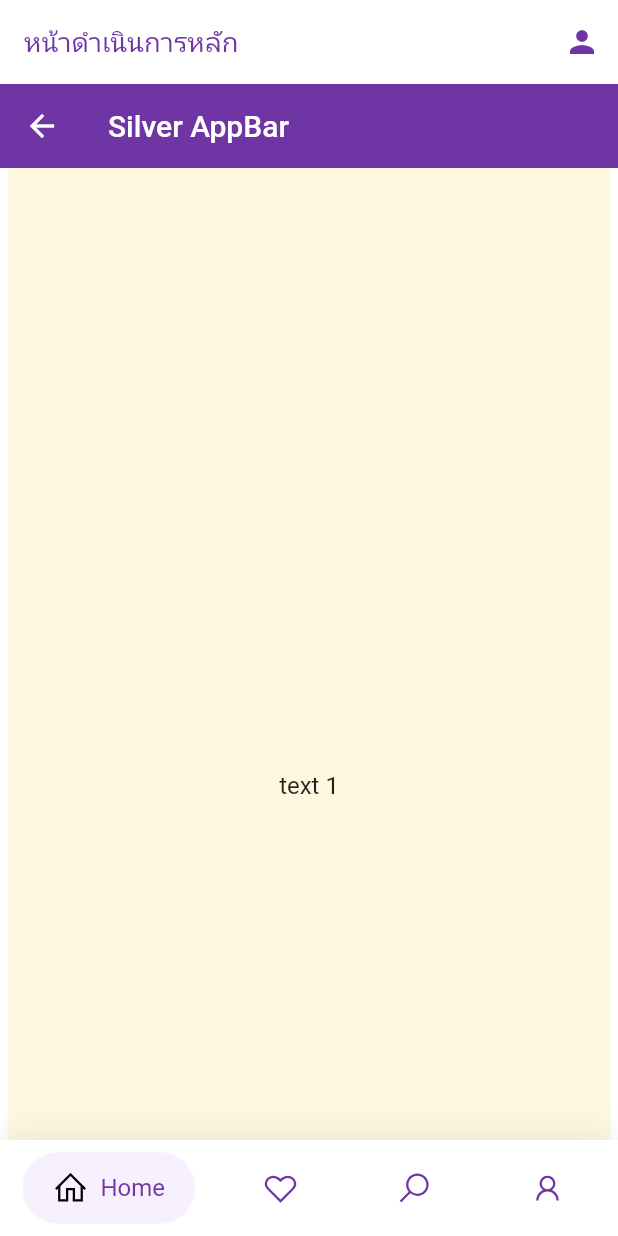
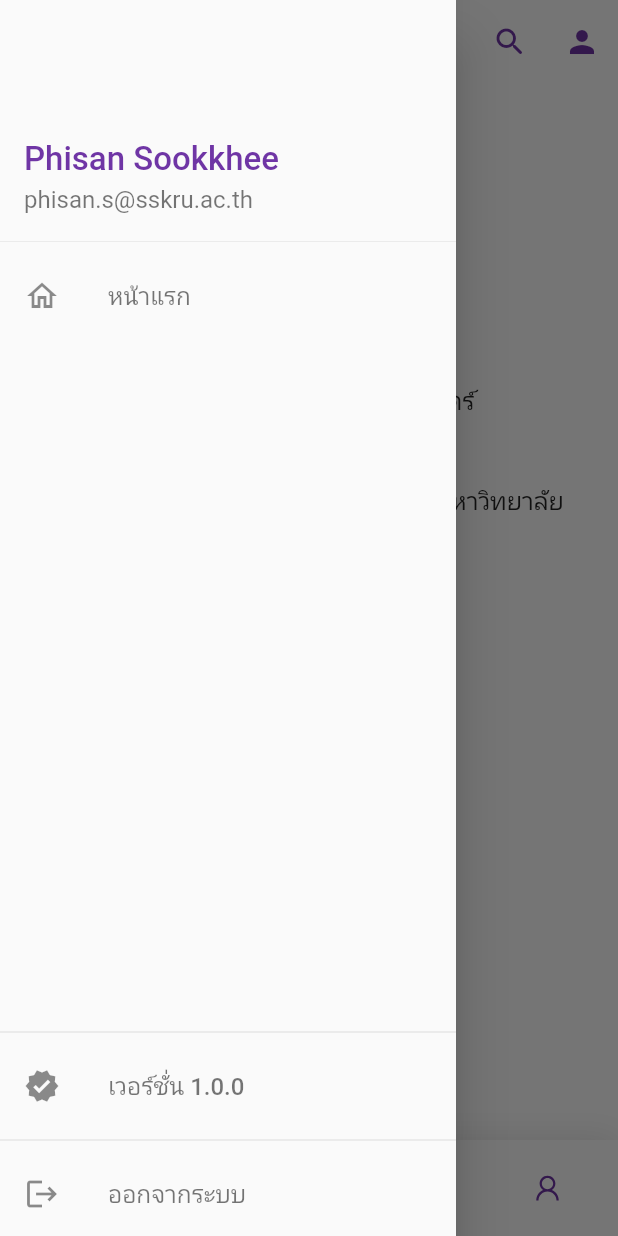
Before and after one commit to numvarn/flutter_base_project, a Flutter app: the OperationScreen screen opened directly, with the side drawer open (before the commit the screen has no drawer), on a phone screen of 412 x 824 dp. Run offline on Flutter 3.47's test engine with Material 2 defaults, Android fonts, the phone set to English and light mode, and no system bars; drawn by our look-alikes of cached_network_image, carousel_slider, google_nav_bar; our stand-ins replace flutter_datetime_picker, flutter_svg, google_fonts, line_icons, mask_text_input_formatter, sliver_tools; missing offline and left inert: smart_select; network calls fail; Roboto replaces fonts that are missing (Kanit).

Commit message:
setup cache image network container

```diff
--- /dev/null
+++ b/lib/components/drawer_nav.dart
@@ -0,0 +1,81 @@
+import 'package:base_project/constants.dart';
+import 'package:flutter/material.dart';
+
+class DrawerNavigator extends StatefulWidget {
+  @override
+  _DrawerNavigatorState createState() => _DrawerNavigatorState();
+}
+
+class _DrawerNavigatorState extends State<DrawerNavigator> {
+  @override
+  void initState() {
+    super.initState();
+  }
+
+  @override
+  Widget build(BuildContext context) {
+    TextTheme textTheme = Theme.of(context).textTheme;
+
+    return Drawer(
+      child: Container(
+        child: Column(
+          mainAxisAlignment: MainAxisAlignment.spaceBetween,
+          children: <Widget>[
+            Container(
+              child: Column(
+                mainAxisAlignment: MainAxisAlignment.spaceBetween,
+                children: [
+                  UserAccountsDrawerHeader(
+                    decoration: BoxDecoration(
+                      color: Colors.grey[50],
+                    ),
+                    accountName: Text(
+                      "Phisan Sookkhee",
+                      style: contentBulletStyle,
+                    ),
+                    accountEmail: Text(
+                      "phisan.s@sskru.ac.th",
+                      style: TextStyle(fontSize: textTheme.subtitle1.fontSize, color: kTextSecondaryColor),
+                    ),
+                  ),
+                  ListTile(
+                    leading: Icon(Icons.home_outlined),
+                    title: Text(
+                      'หน้าแรก',
+                      style: TextStyle(fontSize: textTheme.subtitle1.fontSize, color: kTextSecondaryColor),
+                    ),
+                    onTap: () {},
+                  ),
+                ],
+              ),
+            ),
+            Container(
+              padding: EdgeInsets.only(bottom: MediaQuery.of(context).padding.bottom),
+              child: Column(
+                children: [
+                  Divider(),
+                  ListTile(
+                    leading: Icon(Icons.verified),
+                    title: Text(
+                      'เวอร์ชั่น 1.0.0',
+                      style: TextStyle(fontSize: textTheme.subtitle1.fontSize, color: kTextSecondaryColor),
+                    ),
+                  ),
+                  Divider(),
+                  ListTile(
+                    leading: Icon(Icons.logout),
+                    title: Text(
+                      'ออกจากระบบ',
+                      style: TextStyle(fontSize: textTheme.subtitle1.fontSize, color: kTextSecondaryColor),
+                    ),
+                    onTap: () {},
+                  ),
+                ],
+              ),
+            ),
+          ],
+        ),
+      ),
+    );
+  }
+}
--- /dev/null
+++ b/lib/components/img_cached_container.dart
@@ -0,0 +1,68 @@
+import 'package:base_project/constants.dart';
+import 'package:cached_network_image/cached_network_image.dart';
+import 'package:flutter/material.dart';
+
+class CachedImageContainer extends StatelessWidget {
+  final String imgUrl;
+  final int height;
+  final int width;
+
+  const CachedImageContainer({
+    Key key,
+    @required this.imgUrl,
+    this.height = 100,
+    this.width,
+  }) : super(key: key);
+
+  @override
+  Widget build(BuildContext context) {
+    return CachedNetworkImage(
+      filterQuality: FilterQuality.low,
+      fadeOutCurve: Curves.fastOutSlowIn,
+      cacheKey: imgUrl,
+      imageUrl: imgUrl,
+      imageBuilder: (context, imageProvider) {
+        return Container(
+          height: this.height.toDouble(),
+          width: this.width != null ? this.width.toDouble() : this.height.toDouble(),
+          decoration: BoxDecoration(
+            borderRadius: BorderRadius.horizontal(
+              left: Radius.circular(18.0),
+            ),
+            image: DecorationImage(
+              image: imageProvider,
+              fit: BoxFit.cover,
+            ),
+          ),
+        );
+      },
+      placeholder: (context, _) => SizedBox(
+        height: 100,
+        width: 100,
+        child: Row(
+          mainAxisAlignment: MainAxisAlignment.center,
+          children: [
+            Container(
+              width: 20,
+              height: 20,
+              child: CircularProgressIndicator(
+                strokeWidth: 2,
+                backgroundColor: kPrimaryColor,
+                valueColor: AlwaysStoppedAnimation<Color>(Colors.white),
+              ),
+            ),
+          ],
+        ),
+      ),
+      errorWidget: (_, __, ___) => SizedBox(
+        height: 100,
+        width: 100,
+        child: Center(
+            child: Icon(
+          Icons.error_outline_rounded,
+          color: Colors.grey[500],
+        )),
+      ),
+    );
+  }
+}
--- a/lib/constants.dart
+++ b/lib/constants.dart
@@ -6,22 +6,41 @@ const kPrimaryColor = Color(0xFF6F35A5);
 const kPrimaryLightColor = Color(0xFFF1E6FF);
 const kSecoundaryColor = Color(0xFF6F35A5);
 
+// Colors Text.
 const kTextPrimaryColor = Color(0xFF6F35A5);
+const kTextSecondaryColor = Colors.black54;
 
 // * AppBar Text Style
-TextStyle appBarStyle = GoogleFonts.kanit(
+final TextStyle appBarStyle = GoogleFonts.kanit(
   fontSize: 18,
   color: kTextPrimaryColor,
 );
 
 // * Bottom Bar Text Style
-TextStyle bottomTextStyle = TextStyle(
+final TextStyle bottomTextStyle = TextStyle(
   color: kPrimaryColor,
   fontSize: 16,
 );
 
+// * Content Bullet
+final TextStyle contentBulletStyle = GoogleFonts.kanit(
+  fontSize: 22,
+  color: kTextPrimaryColor,
+);
+
+// * Content Sub Bullet
+final TextStyle contentSubBulletStyle = GoogleFonts.kanit(
+  fontSize: 18,
+  color: kTextPrimaryColor,
+);
+
+// * Content Sub Bullet
+final TextStyle contentTextStyle = GoogleFonts.kanit(
+  fontSize: 16,
+);
+
 // * Setup TextTheme of this application
-TextTheme baseFont = GoogleFonts.kanitTextTheme();
+final TextTheme baseFont = GoogleFonts.kanitTextTheme();
 
 // * TextButton Style
 final ButtonStyle outlineButtonStyle = OutlinedButton.styleFrom(
--- a/lib/screens/operations/components/body_operations.dart
+++ b/lib/screens/operations/components/body_operations.dart
@@ -1,4 +1,5 @@
 import 'package:base_project/models/bottom_nav_model.dart';
+import 'package:base_project/screens/profile/profile.dart';
 import 'package:carousel_slider/carousel_slider.dart';
 import 'package:flutter/material.dart';
 import 'package:provider/provider.dart';
@@ -11,6 +12,18 @@ class BodyOperations extends StatefulWidget {
 
 class _BodyOperationsState extends State<BodyOperations> {
   Size size;
+  List<Widget> screenList;
+
+  @override
+  void initState() {
+    super.initState();
+    screenList = [
+      ProfileScreen(),
+      ProfileScreen(),
+      ProfileScreen(),
+      ProfileScreen(),
+    ];
+  }
 
   @override
   Widget build(BuildContext context) {
@@ -19,9 +32,6 @@ class _BodyOperationsState extends State<BodyOperations> {
       child: CustomScrollView(
         physics: NeverScrollableScrollPhysics(),
         slivers: [
-          SliverAppBar(
-            title: Text("Silver AppBar"),
-          ),
           SliverAnimatedSwitcher(
             duration: Duration(microseconds: 300),
             child: SliverToBoxAdapter(
@@ -40,27 +50,12 @@ class _BodyOperationsState extends State<BodyOperations> {
                         bottomNavModel.setIndexBySlider(index);
                       },
                     ),
-                    items: [1, 2, 3, 4].map((i) {
-                      return Builder(
-                        builder: (BuildContext context) {
-                          return Container(
-                              width: MediaQuery.of(context).size.width,
-                              margin: EdgeInsets.symmetric(horizontal: 5.0),
-                              decoration: BoxDecoration(color: Colors.amber[50]),
-                              child: Center(
-                                child: Text(
-                                  'text $i',
-                                  style: TextStyle(fontSize: 16.0),
-                                ),
-                              ));
-                        },
-                      );
-                    }).toList(),
+                    items: screenList,
                   );
                 },
               ),
             ),
-          )
+          ),
         ],
       ),
     );
--- a/lib/screens/operations/operations_screen.dart
+++ b/lib/screens/operations/operations_screen.dart
@@ -1,3 +1,4 @@
+import 'package:base_project/components/drawer_nav.dart';
 import 'package:base_project/constants.dart';
 import 'package:base_project/screens/operations/components/body_operations.dart';
 import 'package:base_project/screens/operations/components/bottom_nav_bar.dart';
@@ -10,25 +11,28 @@ class OperationScreen extends StatelessWidget {
       // * for transparent appbar
       extendBodyBehindAppBar: false,
       appBar: AppBar(
-        title: Text(
-          "หน้าดำเนินการหลัก",
-          style: appBarStyle,
-        ),
         // * for transparent appbar
         elevation: 0,
         backgroundColor: Colors.transparent,
-        automaticallyImplyLeading: false,
+        automaticallyImplyLeading: true,
+        iconTheme: IconThemeData(color: kPrimaryColor),
         actions: [
           IconButton(
             icon: Icon(
-              Icons.person,
-              color: kPrimaryColor,
+              Icons.search_rounded,
             ),
             onPressed: () {},
-          )
+          ),
+          IconButton(
+            icon: Icon(
+              Icons.person,
+            ),
+            onPressed: () {},
+          ),
         ],
       ),
       body: BodyOperations(),
+      drawer: DrawerNavigator(),
       bottomNavigationBar: BottomNavBar(),
     );
   }
--- /dev/null
+++ b/lib/screens/profile/profile.dart
@@ -0,0 +1,201 @@
+import 'package:base_project/components/img_cached_container.dart';
+import 'package:base_project/constants.dart';
+import 'package:flutter/material.dart';
+
+class ProfileScreen extends StatelessWidget {
+  ProfileScreen({Key key}) : super(key: key);
+
+  final double sizeBox = 14.0;
+
+  @override
+  Widget build(BuildContext context) {
+    final Size size = MediaQuery.of(context).size;
+    return SingleChildScrollView(
+      child: Column(
+        children: <Widget>[
+          Container(
+            // height: MediaQuery.of(context).size.height + 30,
+            padding: EdgeInsets.all(20),
+            child: Column(
+              children: <Widget>[
+                Align(
+                  alignment: Alignment.centerLeft,
+                  child: Center(
+                    child: Text(
+                      "นายพิศาล สุขขี",
+                      style: contentBulletStyle,
+                    ),
+                  ),
+                ),
+                SizedBox(height: sizeBox),
+                ClipRRect(
+                  borderRadius: BorderRadius.circular(200.0),
+                  child: CachedImageContainer(
+                    imgUrl: 'https://numvarn.github.io/resume/images/phisan.jpg',
+                    height: 160,
+                  ),
+                ),
+                SizedBox(height: sizeBox),
+                Align(
+                  alignment: Alignment.center,
+                  child: new Text(
+                    'สาขาวิชาวิทยาการคอมพิวเตอร์\nคณะศิลปศาสตร์และวิทยาศาสตร์',
+                    style: contentTextStyle,
+                  ),
+                ),
+                SizedBox(height: sizeBox),
+                Align(
+                  alignment: Alignment.centerLeft,
+                  child: Text(
+                    "ประวัติการศึกษา",
+                    style: contentSubBulletStyle,
+                  ),
+                ),
+                ListTile(
+                  leading: Icon(Icons.arrow_forward),
+                  title: Align(
+                    child: new Text(
+                      'วท.ม. (วิทยาการคอมพิวเตอร์) มหาวิทยาลัยศิลปากร',
+                    ),
+                    alignment: Alignment(-1.8, 0),
+                  ),
+                ),
+                ListTile(
+                  leading: Icon(Icons.arrow_forward),
+                  title: Align(
+                    child: new Text(
+                      'วท.บ. (วิทยาการคอมพิวเตอร์) มหาวิทยาลัยศิลปากร',
+                    ),
+                    alignment: Alignment(-1.8, 0),
+                  ),
+                ),
+                SizedBox(height: sizeBox),
+                Align(
+                  alignment: Alignment.centerLeft,
+                  child: Text(
+                    "สำหรับติดต่อ",
+                    style: contentSubBulletStyle,
+                  ),
+                ),
+                ListTile(
+                  leading: Icon(Icons.phone_android),
+                  title: Align(
+                    child: new Text(
+                      '084-298-2456',
+                    ),
+                    alignment: Alignment(-1, 0),
+                  ),
+                ),
+                ListTile(
+                  leading: Icon(Icons.person),
+                  title: Align(
+                    child: new Text(
+                      'www.facebook.com/numvarn',
+                    ),
+                    alignment: Alignment(-1, 0),
+                  ),
+                ),
+                ListTile(
+                  leading: Icon(Icons.web),
+                  title: Align(
+                    child: new Text(
+                      'www.comsci-sskru.com',
+                    ),
+                    alignment: Alignment(-1, 0),
+                  ),
+                ),
+                ListTile(
+                  leading: Icon(Icons.email_outlined),
+                  title: Align(
+                    child: new Text(
+                      'phisan.s@sskru.ac.th',
+                    ),
+                    alignment: Alignment(-1, 0),
+                  ),
+                ),
+                SizedBox(height: sizeBox),
+                Align(
+                  alignment: Alignment.centerLeft,
+                  child: Text(
+                    "ประวัติการทำงาน",
+                    style: contentSubBulletStyle,
+                  ),
+                ),
+                ListTile(
+                  leading: Icon(Icons.arrow_forward),
+                  title: Align(
+                    child: new Text(
+                      'อาจารประจำสาขาวิชาวิทยาการคอมพิวเตอร์,\n\nคณะศิลปศาสตร์และวิทยาศาสตร์,\n\nมหาวิทยาลัยราชภัฏศรีสะเกษ',
+                    ),
+                    alignment: Alignment(-1.8, 0),
+                  ),
+                ),
+                SizedBox(height: sizeBox),
+                Align(
+                  alignment: Alignment.centerLeft,
+                  child: Text(
+                    "ความสามารถพิเศษ",
+                    style: contentSubBulletStyle,
+                  ),
+                ),
+                SizedBox(height: sizeBox),
+                ListTile(
+                  leading: Icon(Icons.developer_board),
+                  title: Align(
+                    child: new Text(
+                      'เชี่ยวชาญการเขียนโปรแกรมด้วย Python',
+                    ),
+                    alignment: Alignment(-1, 0),
+                  ),
+                ),
+                SizedBox(height: sizeBox),
+                ListTile(
+                  leading: Icon(Icons.developer_board),
+                  title: Align(
+                    child: new Text(
+                      'เชี่ยวชาญการการพัฒนาเว็บแอพพลิเคชั่นด้วย Django Framework',
+                    ),
+                    alignment: Alignment(-1, 0),
+                  ),
+                ),
+                SizedBox(height: sizeBox),
+                ListTile(
+                  leading: Icon(Icons.developer_board),
+                  title: Align(
+                    child: new Text(
+                      'การวิเคราะห์ประมวลผลข้อมูลขนาดใหญ่ด้วย Python',
+                    ),
+                    alignment: Alignment(-1, 0),
+                  ),
+                ),
+                SizedBox(height: sizeBox),
+                ListTile(
+                  leading: Icon(Icons.developer_board),
+                  title: Align(
+                    child: new Text(
+                      'การพัฒนาระบบงานเว็บเชอร์วิสด้วย Django Rest Framework',
+                    ),
+                    alignment: Alignment(-1, 0),
+                  ),
+                ),
+                SizedBox(height: sizeBox),
+                ListTile(
+                  leading: Icon(Icons.developer_board),
+                  title: Align(
+                    child: new Text(
+                      'การพัฒนาโมบายแอพพลิเคชันด้วย Flutter',
+                    ),
+                    alignment: Alignment(-1, 0),
+                  ),
+                ),
+                SizedBox(
+                  height: size.height * .4,
+                )
+              ],
+            ),
+          ),
+        ],
+      ),
+    );
+  }
+}
--- a/pubspec.yaml
+++ b/pubspec.yaml
@@ -34,6 +34,7 @@ dependencies:
   carousel_slider: ^3.0.0
   sliver_tools: ^0.2.2
   line_icons: ^2.0.1
+  cached_network_image: ^3.0.0
 
 dev_dependencies:
   flutter_test:
```
Also changed, not shown: pubspec.lock, 2 other files.
